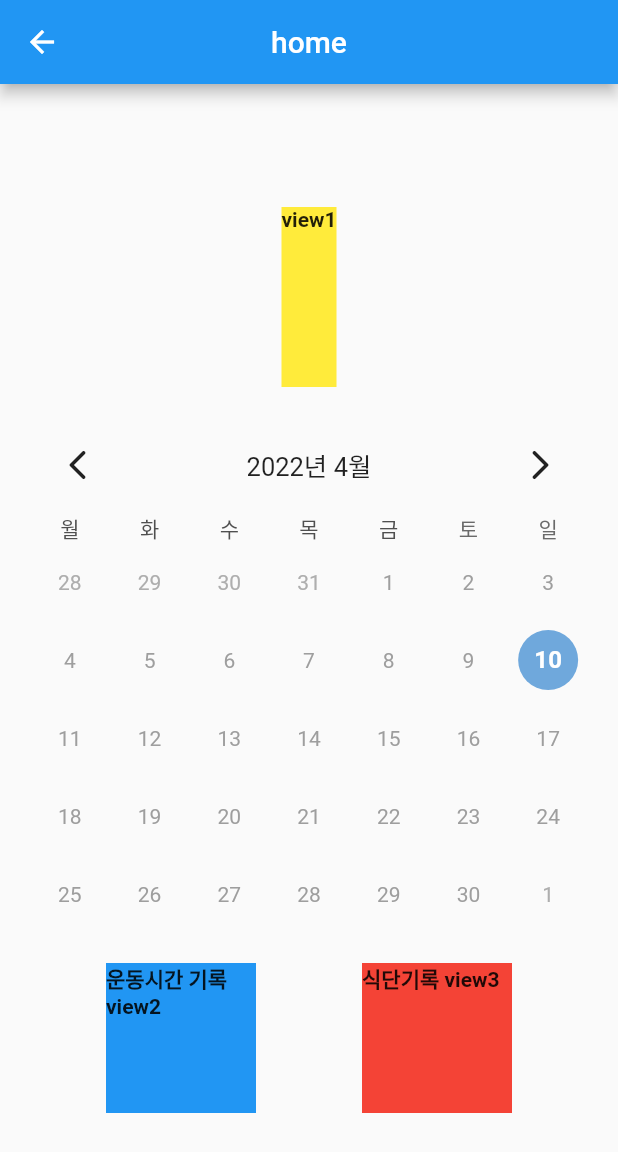
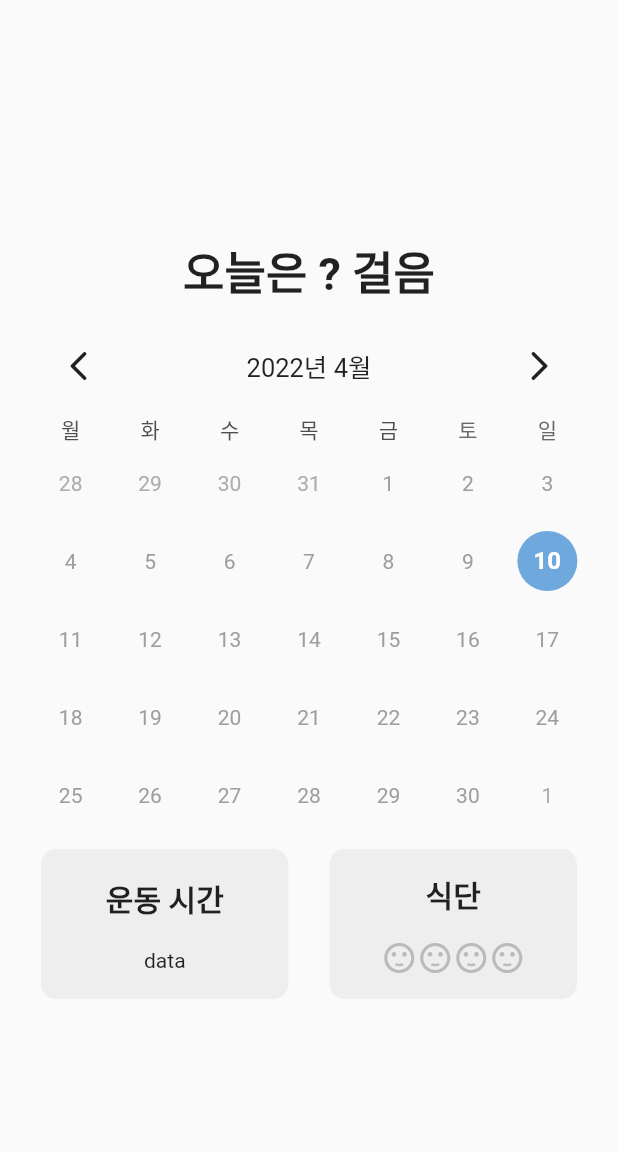
Before and after one commit to kookmin-sw/capstone-2022-48, a Flutter app: the HomeCalendar screen opened directly, on a phone screen of 412 x 824 dp. Shown: the top 1152 px of the screen. Run offline on Flutter 3.47's test engine with Material 2 defaults, Android fonts, the phone set to English and light mode, and no system bars; drawn by our look-alikes of table_calendar; our stand-ins replace pedometer, stop_watch_timer; Roboto replaces fonts that are missing (Pretendard); project files that could hold a hidden picture were left out.

Commit message:
Add pedometer to HomeCalendar

```diff
--- a/lib/main.dart
+++ b/lib/main.dart
@@ -19,8 +19,8 @@ class MyApp extends StatelessWidget {
     initializeDateFormatting();
     return MaterialApp(
       title: 'test',
-      // home: HomeCalendar(),
-      home: StopWatch(),
+      home: HomeCalendar(),
+      // home: StopWatch(),
     );
   }
 }
--- a/lib/pages/HomeCalendar.dart
+++ b/lib/pages/HomeCalendar.dart
@@ -1,9 +1,9 @@
 import 'dart:ui';
-
 import 'package:flutter/material.dart';
 import 'package:flutter/cupertino.dart';
 import 'package:table_calendar/table_calendar.dart';
-// import 'package:capstone_2022_48/Utilities.dart';
+import 'package:pedometer/pedometer.dart';
+import 'dart:async';
 
 class HomeCalendar extends StatefulWidget {
   const HomeCalendar({Key? key}) : super(key: key);
@@ -13,62 +13,89 @@ class HomeCalendar extends StatefulWidget {
 }
 
 class _HomeCalendarState extends State<HomeCalendar> {
+
+  // calendar
   DateTime _selectedDay = DateTime.now();
   DateTime _focusedDay = DateTime.now();
 
   CalendarFormat _calendarFormat = CalendarFormat.month;
 
-  // CalendarFormat format = CalendarFormat.month;
-  // DateTime selectedDay = DateTime.now();
-  // DateTime focusedDay = DateTime.now();
-  //
-  // DateTime? rangeStart;
-  // DateTime? rangeEnd;
-  // late final ValueNotifier<List<Event>> selectedEvents;
-  // RangeSelectionMode rangeSelectionMode = RangeSelectionMode
-  //     .toggledOff; // Can be toggled on/off by longpressing a date
-  //
-  // void onDaySelected(selectedDay, focusedDay) {
-  //   if (!isSameDay(selectedDay, selectedDay)) {
-  //     setState(() {
-  //       selectedDay = selectedDay;
-  //       focusedDay = focusedDay;
-  //       rangeStart = null; // Important to clean those
-  //       rangeEnd = null;
-  //       rangeSelectionMode = RangeSelectionMode.toggledOff;
-  //     });
-  //
-  //     selectedEvents.value = getEventsForDay(selectedDay);
-  //   }
-  // }
-  //
-  // List<Event> getEventsForDay(DateTime day) {
-  //   // Implementation example
-  //   return kEvents[day] ?? [];
-  // }
+  // pedometer
+  late Stream<StepCount> _stepCountStream;
+  late Stream<PedestrianStatus> _pedestrianStatusStream;
+  String _status = '?';
+  String _steps = '?';
+
+  @override
+  void initState() {
+    super.initState();
+    initPlatformState();
+  }
+
+  void onStepCount(StepCount event) {
+    // Handle step count changed
+    print(event);
+    setState(() {
+      _steps = event.steps.toString();
+    });
+  }
+
+  void onPedestrianStatusChanged(PedestrianStatus event) {
+    // Handle step count changed
+    print(event);
+    setState(() {
+      _status = event.status;
+    });
+  }
+
+  void onPedestrianStatusError(error) {
+    print('사용자 보행 상태 에러: $error');
+    setState(() {
+      _status = 'Pedestrian Status not available';
+    });
+    print(_status);
+  }
+
+  void onStepCountError(error) {
+    print('만보기 카운트 에러: $error');
+    setState(() {
+      _steps = '0';
+    });
+  }
+
+  void initPlatformState() {
+    _pedestrianStatusStream = Pedometer.pedestrianStatusStream;
+    _pedestrianStatusStream
+        .listen(onPedestrianStatusChanged)
+        .onError(onPedestrianStatusError);
+
+    _stepCountStream = Pedometer.stepCountStream;
+    _stepCountStream.listen(onStepCount).onError(onStepCountError);
+
+    if (!mounted) return;
+  }
 
   @override
   Widget build(BuildContext context) {
+    Size size = MediaQuery.of(context).size;
+
     return Scaffold(
-      appBar: AppBar(
-        title: Text('home'),
-        centerTitle: true,
-      ),
       body: Center(
         child: Column(
           mainAxisAlignment: MainAxisAlignment.center,
           children: <Widget>[
-            Container(
-              height: 120,
-              color: Colors.yellow,
-              child: Text(
-                'view1',
-                style: TextStyle(
-                    fontFamily: 'Pretendard', fontWeight: FontWeight.bold),
-              ),
+            Text(
+              '오늘은 ' + _steps + ' 걸음',
+              style: TextStyle(
+                  fontSize: 30,
+                  fontFamily: 'Pretendard',
+                  fontWeight: FontWeight.bold),
+            ),
+            SizedBox(
+              height: 10,
             ),
             Container(
-              margin: EdgeInsets.all(20),
+              width: size.width * 0.9,
               child: TableCalendar(
                 locale: 'ko-KR',
 
@@ -144,27 +171,69 @@ class _HomeCalendarState extends State<HomeCalendar> {
                 ),
               ),
             ),
+            SizedBox(
+              height: 10,
+            ),
             Row(
               mainAxisAlignment: MainAxisAlignment.spaceEvenly,
               children: <Widget>[
                 Container(
-                    width: 100,
-                    height: 100,
-                    color: Colors.blue,
-                    child: Text(
-                      '운동시간 기록 view2',
-                      style: TextStyle(
+                  width: size.width * 0.4,
+                  height: 100,
+                  decoration: BoxDecoration(
+                    borderRadius: BorderRadius.circular(10),
+                    color: Color(0xffEEEEEE),
+                  ),
+                  child: Column(
+                    mainAxisAlignment: MainAxisAlignment.spaceEvenly,
+                    crossAxisAlignment: CrossAxisAlignment.center,
+                    children: <Widget>[
+                      Text(
+                        '운동 시간',
+                        style: TextStyle(
                           fontFamily: 'Pretendard',
-                          fontWeight: FontWeight.bold),
-                    )),
+                          fontWeight: FontWeight.bold,
+                          fontSize: 20,
+                        ),
+                      ),
+                      Text(
+                        'data',
+                        style: TextStyle(
+                            fontFamily: 'Pretendard',
+                            fontWeight: FontWeight.normal),
+                      ),
+                    ],
+                  ),
+                ),
                 Container(
-                  width: 100,
+                  width: size.width * 0.4,
                   height: 100,
-                  color: Colors.red,
-                  child: Text(
-                    '식단기록 view3',
-                    style: TextStyle(
-                        fontFamily: 'Pretendard', fontWeight: FontWeight.bold),
+                  decoration: BoxDecoration(
+                    borderRadius: BorderRadius.circular(10),
+                    color: Color(0xffEEEEEE),
+                  ),
+                  child: Column(
+                    mainAxisAlignment: MainAxisAlignment.spaceEvenly,
+                    crossAxisAlignment: CrossAxisAlignment.center,
+                    children: <Widget>[
+                      Text(
+                        '식단',
+                        style: TextStyle(
+                          fontFamily: 'Pretendard',
+                          fontWeight: FontWeight.bold,
+                          fontSize: 20,
+                        ),
+                      ),
+                      Row(
+                        mainAxisSize: MainAxisSize.min,
+                        children: [
+                          Icon(Icons.sentiment_satisfied, color: Color(0xffbbbbbb)),
+                          Icon(Icons.sentiment_satisfied, color: Color(0xffbbbbbb)),
+                          Icon(Icons.sentiment_satisfied, color: Color(0xffbbbbbb)),
+                          Icon(Icons.sentiment_satisfied, color: Color(0xffbbbbbb)),
+                        ],
+                      ),
+                    ],
                   ),
                 ),
               ],
--- a/pubspec.yaml
+++ b/pubspec.yaml
@@ -42,6 +42,7 @@ dependencies:
   provider: ^6.0.2
   intl: ^0.17.0
   cloud_firestore: ^3.1.10
+  pedometer: ^3.0.0
 
 dev_dependencies:
   flutter_test:
```
Also changed, not shown: pubspec.lock.
